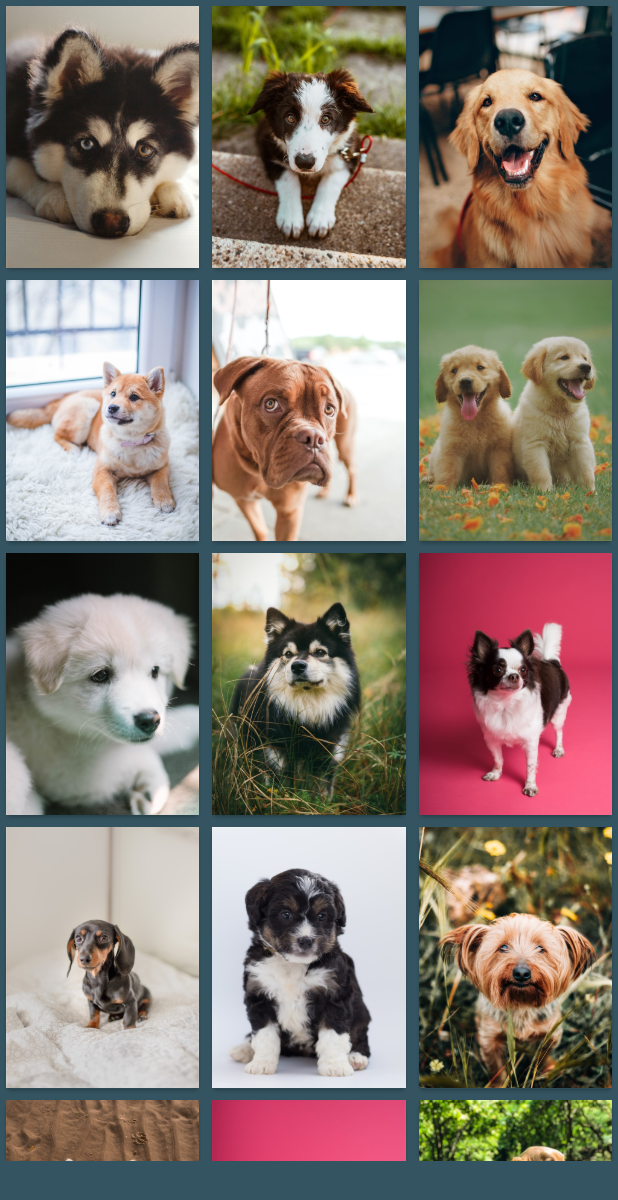
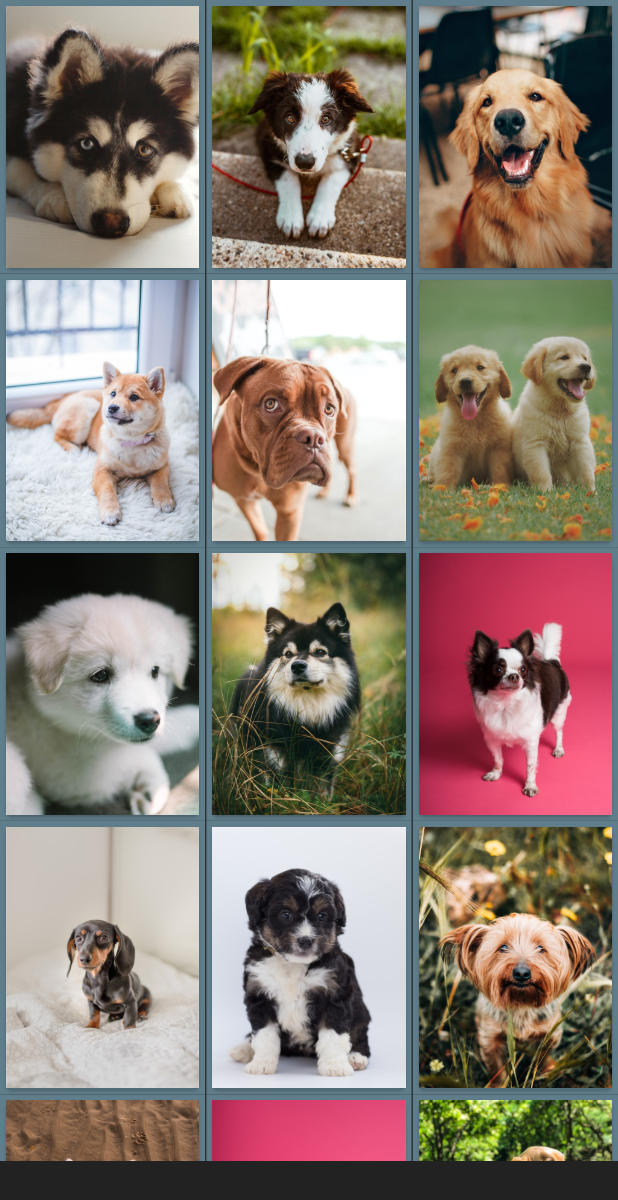
Before and after one commit to salvadorfrisco/dogsfacewallpapers, a Flutter app: the screen it shows after launch, on a phone screen of 412 x 824 dp. Shown: the top 1200 px of the screen. Run offline on Flutter 3.47's test engine with Material 2 defaults, Android fonts, the phone set to English and light mode, and no system bars; drawn by our look-alikes of google_mobile_ads; our stand-ins replace connectivity, flutter_cache_manager, get, shared_preferences; missing offline and left inert: wallpaper_manager; network calls fail.

Commit message:
version: 1.1.4+10 android

```diff
--- a/lib/ui/grid_images.dart
+++ b/lib/ui/grid_images.dart
@@ -22,7 +22,7 @@ class GridImages extends StatefulWidget {
 class _GridImagesState extends State<GridImages> {
 
   // TODO colocar no theme
-  Color _appColor = Color(0xff345461);
+  Color _appColor = Colors.blueGrey;
   bool isLoading = false, isLoadingPositive = false;
   String indexSelected = '0', lastIndexSelected = '0', _actualPaper;
   bool positiveClicked = false;
--- a/lib/ui/home_page.dart
+++ b/lib/ui/home_page.dart
@@ -18,7 +18,8 @@ class HomePage extends StatelessWidget {
 
   final GlobalKey<ScaffoldState> _scaffoldKey = GlobalKey<ScaffoldState>();
 
-  final Color _appColor = Color(0xff345461);
+  final Color _appColor = Colors.black87
+  ;
 
   @override
   Widget build(BuildContext context) {
--- a/pubspec.yaml
+++ b/pubspec.yaml
@@ -1,7 +1,7 @@
 name: dogs_wallpaper
 description: A new Flutter application.
 publish_to: 'none' # Remove this line if you wish to publish to pub.dev
-version: 1.1.2+8
+version: 1.1.4+10
 
 environment:
   sdk: ">=2.7.0 <3.0.0"
```
